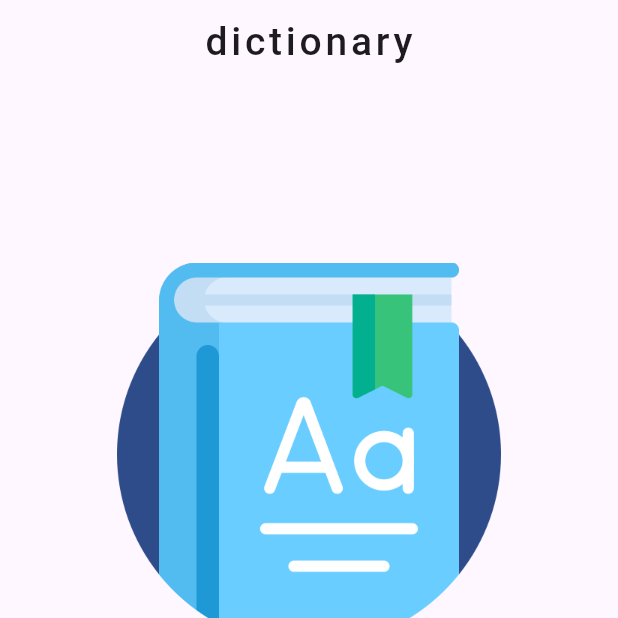
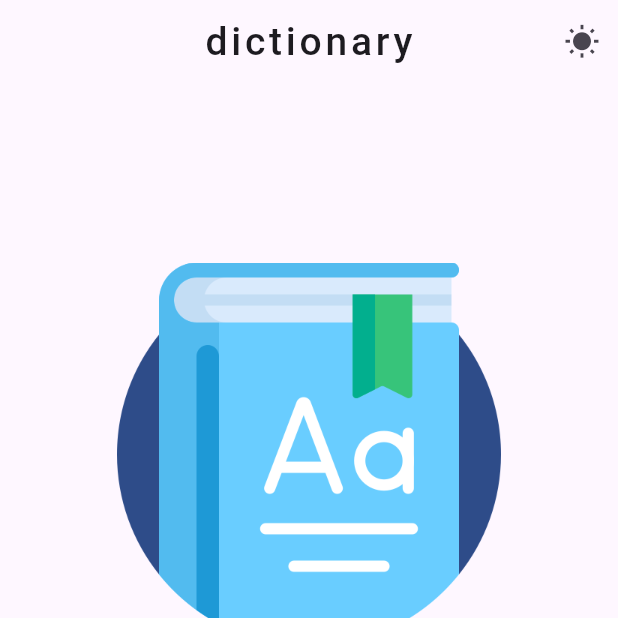
Before and after one commit to danger-ahead/flutter_dictionary, a Flutter app: the screen it shows after launch, on a phone screen of 412 x 824 dp, the top half of it. Run offline on Flutter 3.47's test engine with Material 2 defaults, Android fonts, the phone set to English and light mode, and no system bars; our stand-ins replace audioplayers, cached_network_image, flutter_riverpod, fluttertoast, google_fonts, package_info_plus and 2 more; accounts and stored records are empty.

Commit message:
Implementation of Themes (#17)
* Implementation of Themes

* Changes made according to request

```diff
--- a/lib/main.dart
+++ b/lib/main.dart
@@ -1,5 +1,6 @@
 import 'package:flutter/material.dart';
 import 'package:flutter_dictionary/constants/strings.dart';
+import 'package:flutter_dictionary/themeprovider.dart';
 import 'package:flutter_dictionary/ui/random_word.dart';
 import 'package:flutter_dictionary/ui/results.dart';
 import 'package:flutter_dictionary/ui/home.dart';
@@ -13,11 +14,15 @@ void main() {
 class MyApp extends StatelessWidget {
   @override
   Widget build(BuildContext context) {
+    return Consumer(builder: (context, ref, _) {
+      final themeNotifier = ref.watch(themeProvider);
+      final themeColor = themeNotifier.value;
+
       return MaterialApp(
         debugShowCheckedModeBanner: false,
-      theme: ThemeData(
-        useMaterial3: true,
-      ),
+        theme: ThemeData.light(useMaterial3: true,),
+        darkTheme: ThemeData.dark(useMaterial3: true),
+        themeMode: themeColor,
         initialRoute: StringConstants.homeRoute,
         routes: {
           StringConstants.homeRoute: (context) => Home(),
@@ -25,5 +30,6 @@ class MyApp extends StatelessWidget {
           StringConstants.randomRoute: (context) => RandomResults(),
         },
       );
+    });
   }
 }
--- a/lib/providers.dart
+++ b/lib/providers.dart
@@ -2,7 +2,6 @@ import 'package:flutter_dictionary/controllers/custom_drop_down_controller.dart'
 import 'package:flutter_dictionary/controllers/fetch_words_repository_controller.dart';
 import 'package:flutter_dictionary/controllers/package_info_repository_controller.dart';
 import 'package:flutter_dictionary/controllers/primary_view_controller.dart';
-import 'package:flutter_dictionary/controllers/tab_controller.dart';
 import 'package:flutter_dictionary/controllers/random_words_repository_controller.dart';
 import 'package:flutter_dictionary/controllers/words_repository_controller.dart';
 import 'package:flutter_riverpod/flutter_riverpod.dart';
--- a/pubspec.yaml
+++ b/pubspec.yaml
@@ -19,10 +19,12 @@ dependencies:
   http: ^1.1.0
   google_fonts: ^5.1.0
   cached_network_image: ^3.2.3
-  flutter_riverpod: ^2.3.6
+  flutter_riverpod: ^2.4.1
   audioplayers: ^5.0.0
   uuid: ^3.0.7
   package_info_plus: ^4.1.0
+  fluttertoast: ^8.1.1
+
 
 dev_dependencies:
   flutter_test:
```
Also changed, not shown: lib/themeprovider.dart (added, +46 -0 lines), lib/ui/components/home/about_view.dart (+8 -2 lines), lib/ui/home.dart (+28 -0 lines), pubspec.lock, 3 other files. Lines whose indentation alone changed are shown as unchanged.
